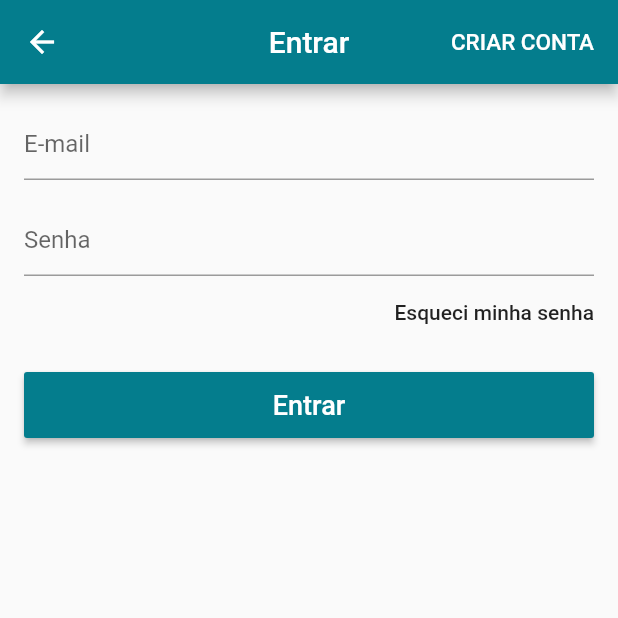
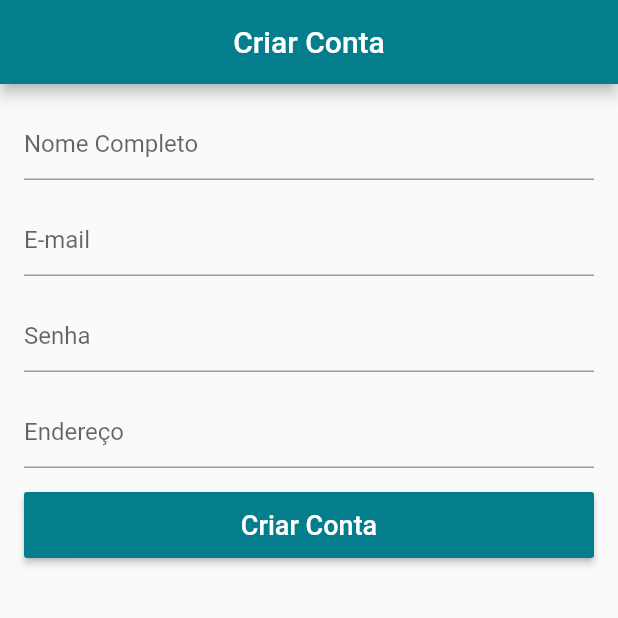
Before and after one commit to Gustakitos/virtual_store, a Flutter app: the SignUpScreen screen opened directly, on a phone screen of 412 x 824 dp, the top half of it. Run offline on Flutter 3.47's test engine with Material 2 defaults, Android fonts, the phone set to English and light mode, and no system bars; our stand-ins replace carousel_pro, cloud_firestore, firebase_auth, transparent_image; accounts and stored records are empty; network calls fail.

```diff
--- a/lib/screens/signup_screen.dart
+++ b/lib/screens/signup_screen.dart
@@ -1,83 +1,138 @@
+import 'dart:async';
+
 import 'package:flutter/material.dart';
+import 'package:loja_virtual/models/user_model.dart';
+import 'package:scoped_model/scoped_model.dart';
 
-class SignUpScreen extends StatelessWidget {
+class SignUpScreen extends StatefulWidget {
+  @override
+  _SignUpScreenState createState() => _SignUpScreenState();
+}
+
+class _SignUpScreenState extends State<SignUpScreen> {
+  final _nameController = TextEditingController();
+  final _emailController = TextEditingController();
+  final _passController = TextEditingController();
+  final _addressController = TextEditingController();
+
+  final _formKey = GlobalKey<FormState>();
+  final _scaffoldKey = GlobalKey<ScaffoldState>();
+
   @override
   Widget build(BuildContext context) {
     return Scaffold(
+        key: _scaffoldKey,
         appBar: AppBar(
-        title: Text("Entrar"),
+          title: Text("Criar Conta"),
           centerTitle: true,
-        actions: <Widget>[
-          FlatButton(
-            child: Text(
-              "CRIAR CONTA",
-              style: TextStyle(
-                fontSize: 15,
         ),
-            ),
-            textColor: Colors.white,
-            onPressed: () {},
-          ),
-        ],
-      ),
-      body: Form(
+        body: ScopedModelDescendant<UserModel>(
+          builder: (context, child, model) {
+            if (model.isLoading)
+              return Center(
+                child: CircularProgressIndicator(),
+              );
+
+            return Form(
               key: _formKey,
               child: ListView(
-          padding: EdgeInsets.all(16),
+                padding: EdgeInsets.all(16.0),
                 children: <Widget>[
                   TextFormField(
-              decoration: InputDecoration(
-                hintText: "E-mail",
+                    controller: _nameController,
+                    decoration: InputDecoration(hintText: "Nome Completo"),
+                    validator: (text) {
+                      if (text.isEmpty) return "Nome Inválido!";
+                    },
                   ),
+                  SizedBox(
+                    height: 16.0,
+                  ),
+                  TextFormField(
+                    controller: _emailController,
+                    decoration: InputDecoration(hintText: "E-mail"),
                     keyboardType: TextInputType.emailAddress,
                     validator: (text) {
                       if (text.isEmpty || !text.contains("@"))
-                  return "E-mail invalido";
+                        return "E-mail inválido!";
                     },
                   ),
                   SizedBox(
-              height: 16,
+                    height: 16.0,
                   ),
                   TextFormField(
-              decoration: InputDecoration(
-                hintText: "Senha",
-              ),
+                    controller: _passController,
+                    decoration: InputDecoration(hintText: "Senha"),
                     obscureText: true,
                     validator: (text) {
-                if (text.isEmpty || text.length < 6) return "Senha invalida";
+                      if (text.isEmpty || text.length < 6)
+                        return "Senha inválida!";
                     },
                   ),
-            Align(
-              alignment: Alignment.centerRight,
-              child: FlatButton(
-                onPressed: () {},
-                child: Text(
-                  "Esqueci minha senha",
-                  textAlign: TextAlign.right,
+                  SizedBox(
+                    height: 16.0,
                   ),
-                padding: EdgeInsets.zero,
-              ),
+                  TextFormField(
+                    controller: _addressController,
+                    decoration: InputDecoration(hintText: "Endereço"),
+                    validator: (text) {
+                      if (text.isEmpty) return "Endereço inválido!";
+                    },
                   ),
                   SizedBox(
-              height: 16,
+                    height: 16.0,
                   ),
                   SizedBox(
-              height: 44,
+                    height: 44.0,
                     child: RaisedButton(
                       child: Text(
-                  "Entrar",
-                  style: TextStyle(fontSize: 18),
+                        "Criar Conta",
+                        style: TextStyle(
+                          fontSize: 18.0,
+                        ),
                       ),
                       textColor: Colors.white,
                       color: Theme.of(context).primaryColor,
                       onPressed: () {
-                  if (_formKey.currentState.validate()) {}
+                        if (_formKey.currentState.validate()) {
+                          Map<String, dynamic> userData = {
+                            "name": _nameController.text,
+                            "email": _emailController.text,
+                            "address": _addressController.text
+                          };
+
+                          model.signUp(
+                              userData: userData,
+                              pass: _passController.text,
+                              onSuccess: _onSuccess,
+                              onFail: _onFail);
+                        }
                       },
                     ),
                   ),
                 ],
               ),
-      ),
             );
+          },
+        ));
+  }
+
+  void _onSuccess() {
+    _scaffoldKey.currentState.showSnackBar(SnackBar(
+      content: Text("Usuário criado com sucesso!"),
+      backgroundColor: Theme.of(context).primaryColor,
+      duration: Duration(seconds: 2),
+    ));
+    Future.delayed(Duration(seconds: 2)).then((_) {
+      Navigator.of(context).pop();
+    });
+  }
+
+  void _onFail() {
+    _scaffoldKey.currentState.showSnackBar(SnackBar(
+      content: Text("Falha ao criar usuário!"),
+      backgroundColor: Colors.redAccent,
+      duration: Duration(seconds: 2),
+    ));
   }
 }
```
Also changed, not shown: lib/main.dart (+13 -7 lines), lib/models/user_model.dart (added, +113 -0 lines), lib/screens/login_screen.dart (+63 -5 lines), lib/widgets/custom_drawer.dart (+19 -5 lines). Lines whose indentation alone changed are shown as unchanged.
